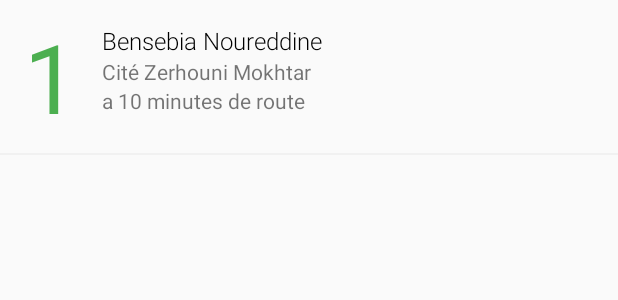
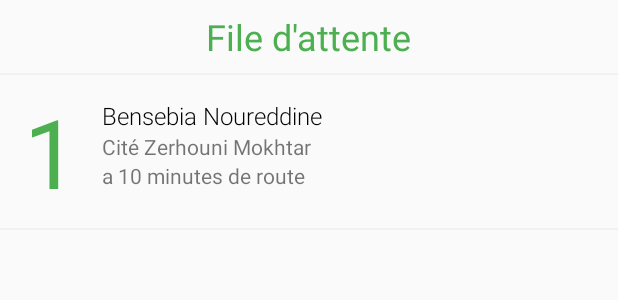
Before and after one commit to nounoubensebia/easydep-android-repair-service, an Android app: the layout queue_element_list_item.xml on its own in the app's theme, with its tools: preview values and no code run, on a phone screen of 412 x 824 dp. Shown: the top 300 px of the screen. Run offline under Robolectric (Android 15) with nearby library versions, the phone set to English and light mode, and no system bars.

Commit message:
massive fixes

```diff
--- a/app/src/main/AndroidManifest.xml
+++ b/app/src/main/AndroidManifest.xml
@@ -34,10 +34,12 @@
         <activity
             android:name=".CreateAssistanceRequestActivity"
             android:label="Nouvelle Demande"
+            android:noHistory="true"
             android:theme="@style/RequestTheme" />
         <activity
             android:name=".LocationSearchActivity"
             android:label="Rechercher position"
+            android:noHistory="true"
             android:theme="@style/SignupTheme" />
         <activity
             android:name=".HeavyAssistanceRequestActivity"
@@ -46,6 +48,7 @@
             android:name=".AssistanceRequestInfoActivity"
             android:label="@string/title_activity_assistance_request_info"
             android:parentActivityName=".MainActivity"
+            android:noHistory="true"
             android:theme="@style/AppTheme.NoActionBar">
             <meta-data
                 android:name="android.support.PARENT_ACTIVITY"
@@ -53,7 +56,7 @@
         </activity>
         <activity android:name=".EstimateActivity"
             android:label="Devis"
-            android:windowSoftInputMode="adjustResize"
+            android:noHistory="true"
             android:theme="@style/SignupTheme"></activity>
     </application>
 
--- a/app/src/main/java/com/example/nouno/easydep_repairservice/Data/AssistanceRequest.java
+++ b/app/src/main/java/com/example/nouno/easydep_repairservice/Data/AssistanceRequest.java
@@ -200,8 +200,8 @@ public class AssistanceRequest {
                 String lastname = carOnwerJsonObject.getString("last_name");
                 CarOwner carOwner = new CarOwner(carOwnerid,firstname,lastname);
                 JSONObject departureJsonObject = jsonObject.getJSONObject("departure");
-                double latitude = departureJsonObject.getLong("latitude");
-                double longitude = departureJsonObject.getLong("longitude");
+                double latitude = departureJsonObject.getDouble("latitude");
+                double longitude = departureJsonObject.getDouble("longitude");
                 String locationName = departureJsonObject.getString("location_name");
                 Position departure = new Position(latitude,longitude,locationName);
                 JSONObject toDepartureJsonObject = jsonObject.getJSONObject("to_departure");
--- a/app/src/main/java/com/example/nouno/easydep_repairservice/ListAdapters/QueueElementAdapter.java
+++ b/app/src/main/java/com/example/nouno/easydep_repairservice/ListAdapters/QueueElementAdapter.java
@@ -36,24 +36,30 @@ public class QueueElementAdapter extends ArrayAdapter<QueueElement> {
         TextView nameText = (TextView)item.findViewById(R.id.name_text);
         TextView locationText = (TextView)item.findViewById(R.id.location_text);
         TextView durationText = (TextView)item.findViewById(R.id.duration_text);
+        View queueLyout = item.findViewById(R.id.queue_layout);
         positionText.setText(queueElement.getPosition()+"");
         TextView interventionText = (TextView)item.findViewById(R.id.intervention_text);
         switch (queueElement.getPosition())
         {
             case 0 : positionText.setVisibility(View.GONE);
                 interventionText.setVisibility(View.VISIBLE);
+                queueLyout.setVisibility(View.GONE);
                 break;
             case 1:positionText.setTextColor(getContext().getResources().getColor(R.color.greenPrimary));
                 interventionText.setVisibility(View.GONE);positionText.setVisibility(View.VISIBLE);
+                queueLyout.setVisibility(View.VISIBLE);
                 break;
             case 2:positionText.setTextColor(getContext().getResources().getColor(R.color.orangePrimary));
                 interventionText.setVisibility(View.GONE);positionText.setVisibility(View.VISIBLE);
+                queueLyout.setVisibility(View.GONE);
                 break;
             case 3:positionText.setTextColor(getContext().getResources().getColor(android.R.color.holo_red_light));
                 interventionText.setVisibility(View.GONE);positionText.setVisibility(View.VISIBLE);
+                queueLyout.setVisibility(View.GONE);
                 break;
             case 4:positionText.setTextColor(getContext().getResources().getColor(android.R.color.holo_red_dark));
                 interventionText.setVisibility(View.GONE);positionText.setVisibility(View.VISIBLE);
+                queueLyout.setVisibility(View.GONE);
                 break;
         }
         nameText.setText(queueElement.getCarOwner().getFullName());
--- a/app/src/main/java/com/example/nouno/easydep_repairservice/QueryUtils.java
+++ b/app/src/main/java/com/example/nouno/easydep_repairservice/QueryUtils.java
@@ -32,7 +32,7 @@ public class QueryUtils {
     public static final String GET_QUEUE_ELEMENTS = "get_repair_service_queue_elements";
     public static final String GET_PLACE_POSITION_URL = "https://maps.googleapis.com/maps/api/place/details/json?";
     public static final String GET_PLACE_PREDICTIONS_URL ="https://maps.googleapis.com/maps/api/place/autocomplete/json?";
-
+    public static final String CANCEL_REQUEST_ACTION = "cancel_request_repair_service";
     public static final String SEND_ESTIMATE_ACTION = "send_estimate";
 
     public static String makeHttpPostRequest (String urlString,Map<String,String> parameters) throws ConnectionProblemException
--- a/app/src/main/res/layout/queue_element_list_item.xml
+++ b/app/src/main/res/layout/queue_element_list_item.xml
@@ -3,6 +3,25 @@
     android:orientation="vertical" android:layout_width="match_parent"
 
     android:layout_height="wrap_content">
+    <LinearLayout
+        android:id="@+id/queue_layout"
+        android:layout_width="match_parent"
+        android:orientation="vertical"
+        android:layout_height="wrap_content">
+    <TextView
+        android:layout_gravity="center_horizontal"
+        android:layout_width="wrap_content"
+        android:layout_marginTop="8dp"
+        android:text="File d'attente"
+        android:textSize="24sp"
+        android:textColor="@color/colorPrimary"
+        android:layout_height="wrap_content" />
+    <View
+        android:layout_marginTop="8dp"
+        android:layout_width="match_parent"
+        android:background="#f1f1f1"
+        android:layout_height="1dp"/>
+    </LinearLayout>
     <LinearLayout
         android:orientation="horizontal"
         android:layout_width="match_parent"
```
Also changed, not shown: app/src/main/java/com/example/nouno/easydep_repairservice/AssistanceRequestInfoActivity.java (+83 -1 lines), app/src/main/java/com/example/nouno/easydep_repairservice/DialogUtils.java (+7 -0 lines), app/src/main/java/com/example/nouno/easydep_repairservice/MainActivity.java (+18 -3 lines), app/src/main/java/com/example/nouno/easydep_repairservice/MyRequestsFragment.java (+8 -1 lines).
